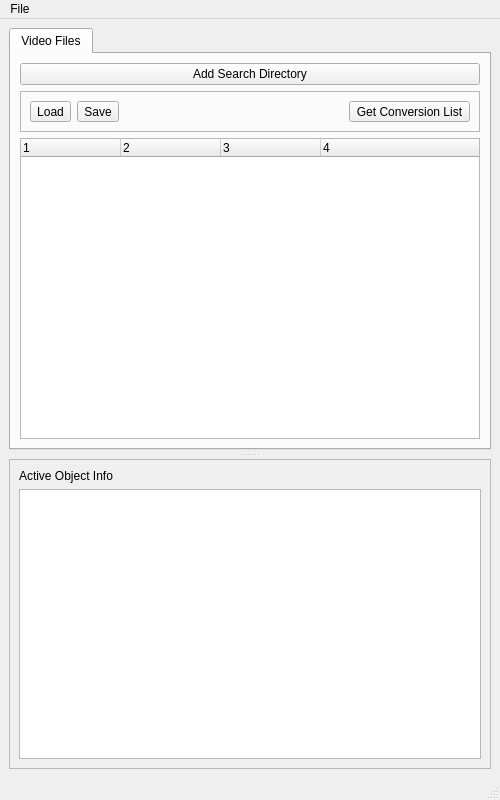
Qt form GUI/MainObjectListsWindow/MainObjectListsWindow.ui (BrendonWatsonLab/PhoPyQtTimelinePlotter) before a commit.
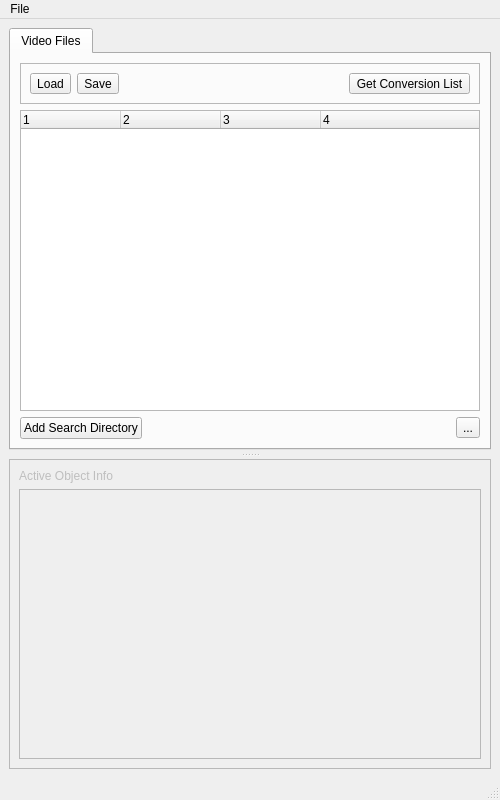
The same form after that commit. Icons and pictures are not drawn.

```diff
--- a/GUI/MainObjectListsWindow/MainObjectListsWindow.ui
+++ b/GUI/MainObjectListsWindow/MainObjectListsWindow.ui
@@ -53,13 +53,6 @@
          <string>Video Files</string>
         </attribute>
         <layout class="QVBoxLayout" name="verticalLayout_4">
-         <item>
-          <widget class="QPushButton" name="pushButton_AddSearchDirectory">
-           <property name="text">
-            <string>Add Search Directory</string>
-           </property>
-          </widget>
-         </item>
          <item>
           <widget class="QFrame" name="frame_2">
            <property name="minimumSize">
@@ -157,10 +150,51 @@
            </column>
           </widget>
          </item>
+         <item>
+          <layout class="QHBoxLayout" name="horizontalLayout_3">
+           <item>
+            <widget class="QPushButton" name="pushButton_AddSearchDirectory">
+             <property name="text">
+              <string>Add Search Directory</string>
+             </property>
+            </widget>
+           </item>
+           <item>
+            <spacer name="horizontalSpacer_2">
+             <property name="orientation">
+              <enum>Qt::Horizontal</enum>
+             </property>
+             <property name="sizeHint" stdset="0">
+              <size>
+               <width>40</width>
+               <height>20</height>
+              </size>
+             </property>
+            </spacer>
+           </item>
+           <item>
+            <widget class="QToolButton" name="btnReload">
+             <property name="toolTip">
+              <string>Reload</string>
+             </property>
+             <property name="text">
+              <string>...</string>
+             </property>
+             <property name="icon">
+              <iconset theme="SP_BrowserReload">
+               <normaloff>.</normaloff>.</iconset>
+             </property>
+            </widget>
+           </item>
+          </layout>
+         </item>
         </layout>
        </widget>
       </widget>
-      <widget class="QFrame" name="frame">
+      <widget class="QFrame" name="frameBottom">
+       <property name="enabled">
+        <bool>false</bool>
+       </property>
        <property name="frameShape">
         <enum>QFrame::StyledPanel</enum>
        </property>
```
Left out of the diff: 6 changed lines with no effect on the pictures.
